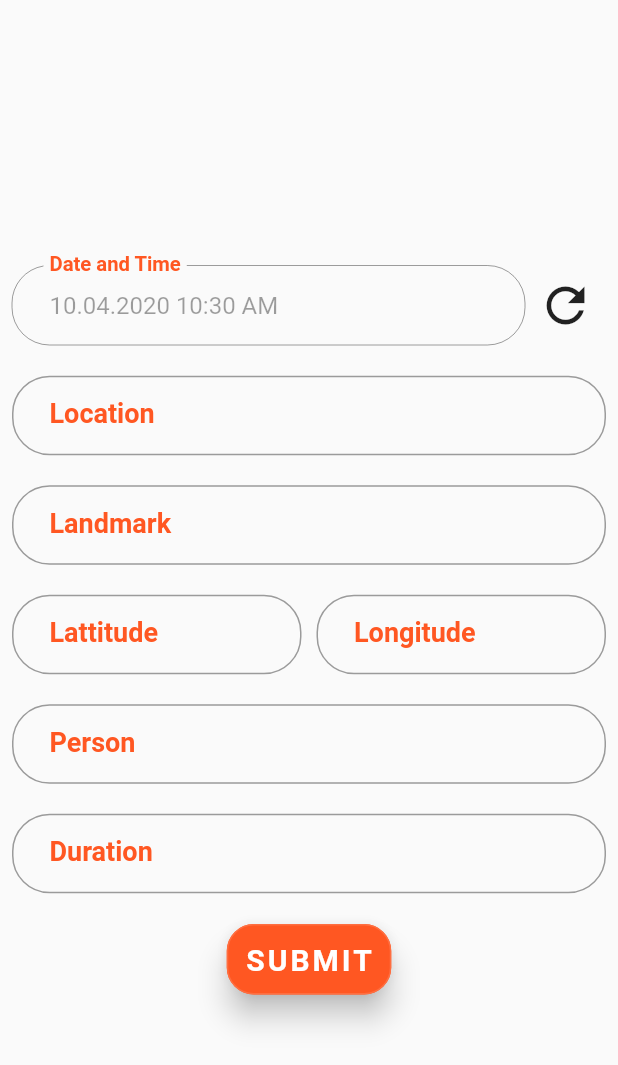
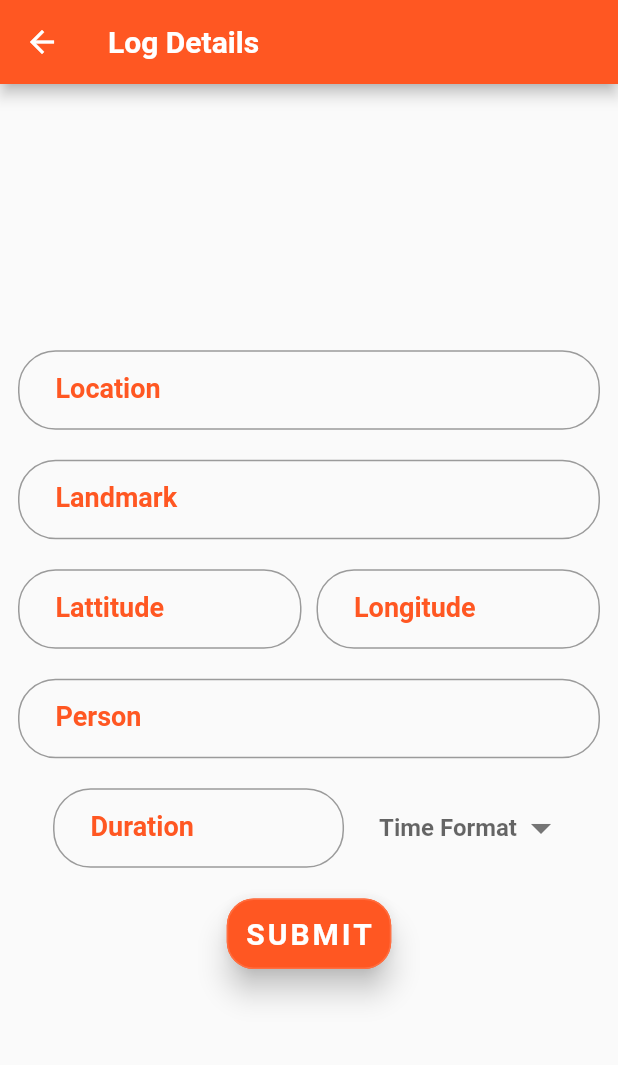
Before and after one commit to AugustineAykara/Flutter-Covid19-Log, a Flutter app: the screen it shows after launch, after a tap on "REGISTER", after a tap on "Enter Details", on a phone screen of 412 x 824 dp. Shown: the top 1065 px of the screen. Run offline on Flutter 3.47's test engine with Material 2 defaults, Android fonts, the phone set to English and light mode, and no system bars; our stand-ins replace cloud_firestore, shared_preferences; accounts and stored records are empty.

Commit message:
upload via git

```diff
--- a/lib/employeeLog.dart
+++ b/lib/employeeLog.dart
@@ -1,4 +1,5 @@
 import 'package:flutter/material.dart';
+import 'package:flutter/services.dart';
 import 'package:intl/intl.dart';
 import 'package:cloud_firestore/cloud_firestore.dart';
 import 'package:shared_preferences/shared_preferences.dart';
@@ -23,8 +24,8 @@ class EmployeeLogDetails extends StatefulWidget {
 class _EmployeeLogDetailsState extends State<EmployeeLogDetails> {
   static DateTime dateTime = DateTime.now();
   static String formattedDate = DateFormat('d.MM.y hh:mm a').format(dateTime);
-  TextEditingController dateController =
-      TextEditingController(text: formattedDate);
+  // TextEditingController dateController =
+  //     TextEditingController(text: formattedDate);
 
   TextEditingController locationController = TextEditingController();
   TextEditingController landmarkController = TextEditingController();
@@ -32,6 +33,10 @@ class _EmployeeLogDetailsState extends State<EmployeeLogDetails> {
   TextEditingController longitudeController = TextEditingController();
   TextEditingController personController = TextEditingController();
   TextEditingController durationController = TextEditingController();
+
+  List timeFormat = ['Hour', 'Minute'];
+  String selectedTimeFormat;
+
   String empId;
 
   @override
@@ -47,7 +52,7 @@ class _EmployeeLogDetailsState extends State<EmployeeLogDetails> {
   getDate() {
     dateTime = DateTime.now();
     formattedDate = DateFormat('d.MM.y hh:mm a').format(dateTime);
-    dateController = TextEditingController(text: formattedDate);
+    // dateController = TextEditingController(text: formattedDate);
   }
 
   setData() {
@@ -55,15 +60,15 @@ class _EmployeeLogDetailsState extends State<EmployeeLogDetails> {
         .collection('employeeData')
         .document(empId)
         .collection('logDetails')
-        .document(dateController.text)
+        .document(formattedDate)
         .setData({
-      'Date & Time': dateController.text,
+      'Date & Time': formattedDate,
       'location': locationController.text,
       'landmark': landmarkController.text,
       'lattitude': lattitudeController.text,
       'longitude': longitudeController.text,
       'person': personController.text,
-      'duration': durationController.text
+      'duration': durationController.text + " " + selectedTimeFormat
     });
     locationController.text = '';
     landmarkController.text = '';
@@ -77,43 +82,65 @@ class _EmployeeLogDetailsState extends State<EmployeeLogDetails> {
   @override
   Widget build(BuildContext context) {
     return Scaffold(
+      appBar: AppBar(
+        title: Text(
+          "Log Details",
+          style: TextStyle(fontWeight: FontWeight.bold, color: Colors.white),
+        ),
+        backgroundColor: Colors.deepOrange,
+      ),
       body: Center(
         child: SingleChildScrollView(
           child: Container(
-            height: MediaQuery.of(context).size.height,
-            margin: const EdgeInsets.only(top: 8, left: 8, right: 8),
+            // height: MediaQuery.of(context).size.height,
+            margin: const EdgeInsets.only(left: 12, right: 12),
             child: Column(
               mainAxisAlignment: MainAxisAlignment.center,
               children: <Widget>[
                 Wrap(
                   runSpacing: 20,
                   children: <Widget>[
+                    // Row(
+                    //   children: <Widget>[
+                    //     Flexible(
+                    //       child: textFormField(
+                    //           'Date and Time', dateController, false),
+                    //     ),
+                    //     refreshDate(),
+                    //   ],
+                    // ),
+                    textFormField('Location', locationController, true,
+                        TextInputType.text),
+                    textFormField('Landmark', landmarkController, true,
+                        TextInputType.text),
                     Row(
                       children: <Widget>[
                         Flexible(
-                          child: textFormField(
-                              'Date and Time', dateController, false),
-                        ),
-                        refreshDate(),
-                      ],
-                    ),
-                    textFormField('Location', locationController, true),
-                    textFormField('Landmark', landmarkController, true),
-                    Row(
-                      children: <Widget>[
-                        Flexible(
-                          child: textFormField(
-                              'Lattitude', lattitudeController, true),
+                          child: textFormField('Lattitude', lattitudeController,
+                              true, TextInputType.text),
                         ),
                         SizedBox(width: 10),
                         Flexible(
-                          child: textFormField(
-                              'Longitude', longitudeController, true),
+                          child: textFormField('Longitude', longitudeController,
+                              true, TextInputType.text),
                         ),
                       ],
                     ),
-                    textFormField('Person', personController, true),
-                    textFormField('Duration', durationController, true),
+                    textFormField(
+                        'Person', personController, true, TextInputType.text),
+                    Row(
+                      mainAxisAlignment: MainAxisAlignment.spaceEvenly,
+                      children: <Widget>[
+                        Flexible(
+                          child: textFormField('Duration', durationController,
+                              true, TextInputType.number),
+                        ),
+                        Flexible(
+                          child: dropDownMenu(),
+                        ),
+                      ],
+                    ),
+
                     submitButton(),
                   ],
                 )
@@ -137,10 +164,11 @@ class _EmployeeLogDetailsState extends State<EmployeeLogDetails> {
     );
   }
 
-  Widget textFormField(label, controller, active) {
+  Widget textFormField(label, controller, active, type) {
     return TextFormField(
       enabled: active,
       controller: controller,
+      keyboardType: type,
       decoration: InputDecoration(
         labelText: label,
         contentPadding: EdgeInsets.symmetric(vertical: 17.0, horizontal: 25.0),
@@ -152,6 +180,32 @@ class _EmployeeLogDetailsState extends State<EmployeeLogDetails> {
             fontWeight: FontWeight.bold,
             fontSize: 18),
       ),
+    );
+  }
+
+  Widget dropDownMenu() {
+    return DropdownButton(
+      style: TextStyle(
+        fontSize: 16,
+        fontWeight: FontWeight.bold,
+        color: Colors.deepOrange,
+      ),
+      iconEnabledColor: Colors.grey[600],
+      iconSize: 32,
+      underline: SizedBox(),
+      hint: Text("Time Format"),
+      value: selectedTimeFormat,
+      items: timeFormat.map((value) {
+        return DropdownMenuItem<String>(
+          value: value,
+          child: Text(value),
+        );
+      }).toList(),
+      onChanged: (value) {
+        setState(() {
+          selectedTimeFormat = value;
+        });
+      },
     );
   }
 
@@ -169,7 +223,27 @@ class _EmployeeLogDetailsState extends State<EmployeeLogDetails> {
             borderRadius: new BorderRadius.circular(18.0),
             side: BorderSide(color: Colors.deepOrangeAccent)),
         onPressed: () {
+          getDate();
           setData();
+          return showDialog(
+            context: context,
+            builder: (BuildContext context) {
+              return AlertDialog(
+                title: Text("Form Submission"),
+                // titleTextStyle: TextStyle(color : Colors.deepOrange, fontWeight: FontWeight.bold, fontSize: 18),
+                content: Text("Form submitted successfully"),
+                // contentTextStyle: TextStyle(color : Colors.green, fontWeight: FontWeight.bold, fontSize: 16),
+                actions: [
+                  FlatButton(
+                    child: Text("Done"),
+                    onPressed: () {
+                      Navigator.pop(context);
+                    },
+                  ),
+                ],
+              );
+            },
+          );
         },
       ),
     );
--- a/lib/homePage.dart
+++ b/lib/homePage.dart
@@ -1,6 +1,5 @@
 import 'package:flutter/material.dart';
 import 'package:shared_preferences/shared_preferences.dart';
-// import 'employeeDetails.dart';
 import 'employeeLog.dart';
 
 class HomePage extends StatelessWidget {
@@ -175,12 +174,14 @@ class _MyHomePageState extends State<MyHomePage> {
                 borderRadius: new BorderRadius.circular(18.0),
                 side: BorderSide(color: Colors.deepOrangeAccent)),
             onPressed: () {
+
               Navigator.push(
                 context,
                 MaterialPageRoute(
-                  builder: (context) => EmployeeLog(),
+                  builder: (context) => EmployeeLogDetails(),
                 ),
               );
+
             },
           ),
         ],
--- a/lib/main.dart
+++ b/lib/main.dart
@@ -10,7 +10,7 @@ class MyApp extends StatelessWidget {
   Widget build(BuildContext context) {
     return MaterialApp(
       theme: ThemeData(
-        primarySwatch: Colors.blue,
+        primarySwatch: Colors.orange,
       ),
       home: MainPage(),
     );
@@ -48,10 +48,10 @@ class _MainPageState extends State<MainPage> {
   @override
   Widget build(BuildContext context) {
     return MaterialApp(
-      initialRoute: initialScreen ? "employeeDetails" : "homePage",
+      initialRoute: initialScreen ? "/employeeDetails" : "/homePage",
       routes: <String, WidgetBuilder>{
-        "employeeDetails": (BuildContext context) => EmployeeDetails(),
-        "homePage": (BuildContext context) => HomePage(),
+        "/employeeDetails": (BuildContext context) => EmployeeDetails(),
+        "/homePage" : (BuildContext context) => HomePage(),
       },
     );
   }
```
